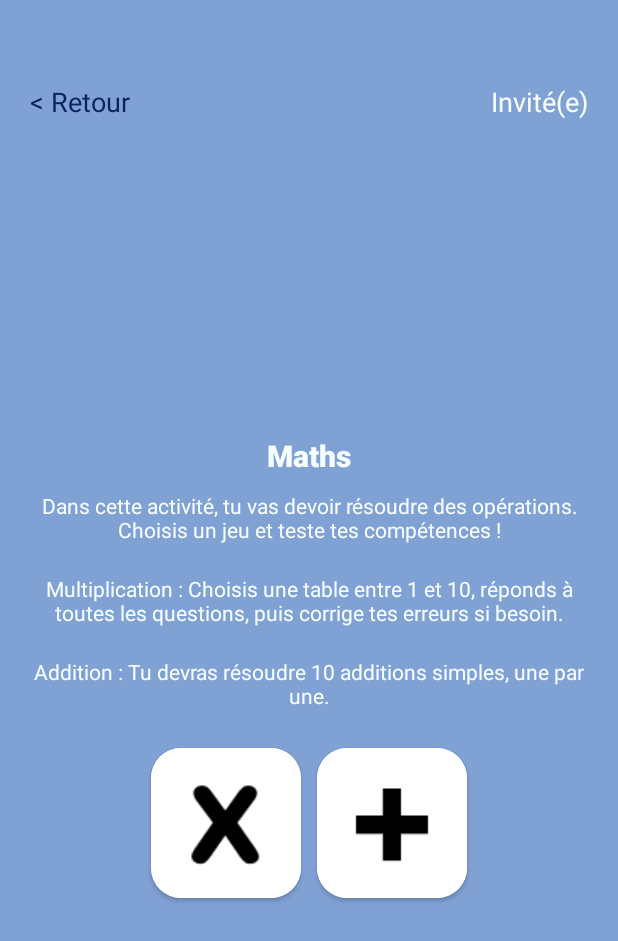
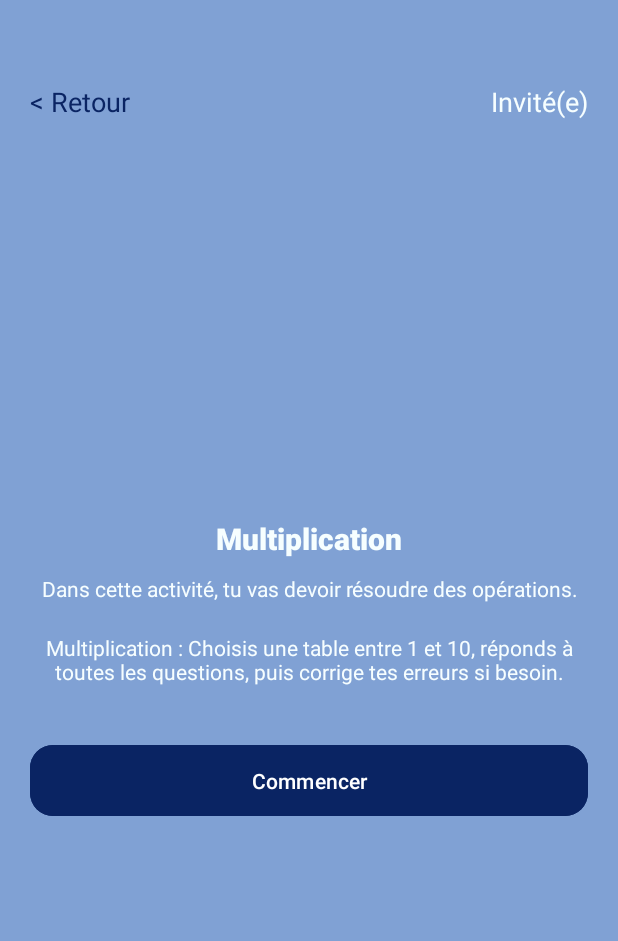
Before and after one commit to paaulrbn/Ecole-des-Loustics, an Android app built with Jetpack Compose: the layout activity_multiplication_menu.xml on its own in the app's theme, with its tools: preview values and no code run, on a phone screen of 412 x 824 dp. Shown: the top 941 px of the screen. Run offline under Robolectric (Android 15) with nearby library versions, the phone set to English and light mode, and no system bars.

Commit message:
Add addition and multiplication menu activities with UI components and navigation

```diff
--- a/app/src/main/res/layout/activity_math_menu.xml
+++ b/app/src/main/res/layout/activity_multiplication_menu.xml
@@ -8,7 +8,7 @@
     android:orientation="vertical"
     android:background="@color/blue"
     android:padding="20dp"
-    tools:context=".MainMathMenu">
+    tools:context=".MultiplicationMenuActivity">
 
     <LinearLayout
         android:layout_width="match_parent"
@@ -16,7 +16,7 @@
         android:layout_marginTop="@dimen/activity_vertical_margin">
 
         <TextView
-            android:id="@+id/mathsBackButton"
+            android:id="@+id/additionMenuBackButton"
             android:layout_width="wrap_content"
             android:layout_height="wrap_content"
             android:layout_weight="1"
@@ -51,7 +51,7 @@
             android:layout_margin="10dp"
             android:gravity="center"
             android:textColor="@color/white"
-            android:text="@string/maths"
+            android:text="@string/multiplication"
             android:textSize="20sp" />
 
         <TextView
@@ -71,58 +71,18 @@
             android:gravity="center"
             android:text="@string/explication_multiplication"/>
 
-        <TextView
+        <Button
+            android:id="@+id/commencerMultiplication"
             android:layout_width="match_parent"
-            android:textColor="@color/white"
-            android:layout_height="wrap_content"
-            android:layout_marginBottom="20dp"
-            android:gravity="center"
-            android:text="@string/explication_addition"/>
+            android:layout_height="55dp"
+            android:layout_gravity="center_horizontal"
+            android:layout_marginTop="15dp"
+            android:backgroundTint="@color/darkBlue"
+            android:text="@string/commencer"
+            android:textAllCaps="false"
+            app:cornerRadius="15dp"
+            tools:textSize="20sp" />
 
-
-        <TableRow
-            android:layout_width="wrap_content"
-            android:layout_height="wrap_content"
-            android:layout_gravity="center">
-
-            <androidx.cardview.widget.CardView
-                android:layout_width="100dp"
-                android:layout_height="100dp"
-                android:layout_margin="5dp"
-                app:cardCornerRadius="20dp">
-
-                <ImageButton
-                    android:id="@+id/imageButtonMultiplication"
-                    android:src="@drawable/x"
-                    android:layout_width="match_parent"
-                    android:layout_height="match_parent"
-                    android:background="?attr/selectableItemBackground"
-                    android:scaleType="centerCrop"
-                    android:contentDescription="@string/multiplication"
-                    tools:srcCompat="@tools:sample/backgrounds/scenic" />
-
-            </androidx.cardview.widget.CardView>
-
-
-            <androidx.cardview.widget.CardView
-                android:layout_width="100dp"
-                android:layout_height="100dp"
-                android:layout_margin="5dp"
-                app:cardCornerRadius="20dp">
-
-                <ImageButton
-                    android:id="@+id/imageButtonAddition"
-                    android:src="@drawable/plus"
-                    android:layout_width="match_parent"
-                    android:layout_height="match_parent"
-                    android:background="?attr/selectableItemBackground"
-                    android:scaleType="centerCrop"
-                    android:contentDescription="@string/addition"
-                    tools:srcCompat="@tools:sample/backgrounds/scenic" />
-
-            </androidx.cardview.widget.CardView>
-
-        </TableRow>
 
     </LinearLayout>
 </LinearLayout>
--- a/app/src/main/res/values/strings.xml
+++ b/app/src/main/res/values/strings.xml
@@ -3,7 +3,7 @@
     <string name="u003c_retour"><![CDATA[< Retour]]></string>
     <string name="invit_e">Invité(e)</string>
     <string name="maths">Maths</string>
-    <string name="explication_maths">Dans cette activité, tu vas devoir résoudre des opérations. Choisis un jeu et teste tes compétences !</string>
+    <string name="explication_maths">Dans cette activité, tu vas devoir résoudre des opérations.</string>
     <string name="explication_multiplication">Multiplication : Choisis une table entre 1 et 10, réponds à toutes les questions, puis corrige tes erreurs si besoin.</string>
     <string name="explication_addition">Addition : Tu devras résoudre 10 additions simples, une par une.</string>
     <string name="multiplication">Multiplication</string>
@@ -51,4 +51,5 @@
     <string name="culture_g_n_rale">Culture générale</string>
     <string name="chifoumi">Chifoumi</string>
     <string name="choisis_une_activit">Choisis une activité</string>
+    <string name="commencer">Commencer</string>
 </resources>
```
Also changed, not shown: app/src/main/AndroidManifest.xml (+6 -3 lines), app/src/main/java/fr/iut/ecoledesloustics/AdditionMenuActivity.java (added, +50 -0 lines), app/src/main/java/fr/iut/ecoledesloustics/MainMathMenu.java (deleted, +0 -66 lines), app/src/main/java/fr/iut/ecoledesloustics/MainMenuActivity.java (+17 -7 lines), app/src/main/java/fr/iut/ecoledesloustics/MultiplicationMenuActivity.java (added, +59 -0 lines), app/src/main/res/layout/activity_addition_menu.xml (added, +88 -0 lines), app/src/main/res/layout/activity_main_menu.xml (+4 -3 lines).
